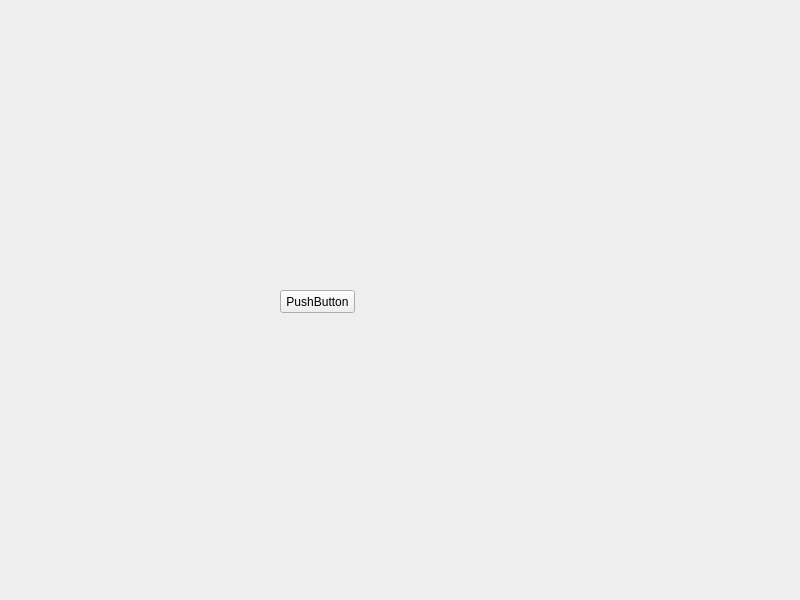
First picture: the form in widget.ui, repository kem1005/midtermui, before the edit.
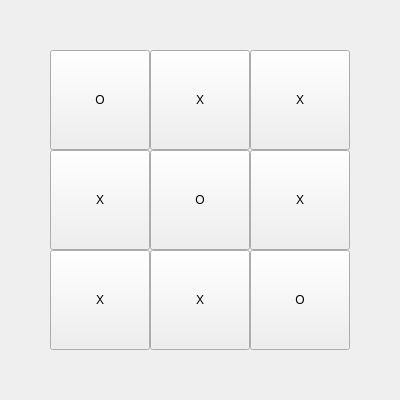
Second picture: the form after the edit.

Commit message: Create 3x3 grid UI with O and X pattern

```diff
--- a/widget.ui
+++ b/widget.ui
@@ -6,8 +6,8 @@
    <rect>
     <x>0</x>
     <y>0</y>
-    <width>800</width>
-    <height>600</height>
+    <width>400</width>
+    <height>400</height>
    </rect>
   </property>
   <property name="windowTitle">
@@ -16,14 +16,118 @@
   <widget class="QPushButton" name="pushButton">
    <property name="geometry">
     <rect>
-     <x>280</x>
-     <y>290</y>
-     <width>75</width>
-     <height>23</height>
+     <x>50</x>
+     <y>50</y>
+     <width>100</width>
+     <height>100</height>
     </rect>
    </property>
    <property name="text">
-    <string>PushButton</string>
+    <string>O</string>
+   </property>
+  </widget>
+  <widget class="QPushButton" name="button_0_1">
+   <property name="geometry">
+    <rect>
+     <x>150</x>
+     <y>50</y>
+     <width>100</width>
+     <height>100</height>
+    </rect>
+   </property>
+   <property name="text">
+    <string>X</string>
+   </property>
+  </widget>
+  <widget class="QPushButton" name="button_0_2">
+   <property name="geometry">
+    <rect>
+     <x>250</x>
+     <y>50</y>
+     <width>100</width>
+     <height>100</height>
+    </rect>
+   </property>
+   <property name="text">
+    <string>X</string>
+   </property>
+  </widget>
+  <widget class="QPushButton" name="button_1_0">
+   <property name="geometry">
+    <rect>
+     <x>50</x>
+     <y>150</y>
+     <width>100</width>
+     <height>100</height>
+    </rect>
+   </property>
+   <property name="text">
+    <string>X</string>
+   </property>
+  </widget>
+  <widget class="QPushButton" name="button_1_1">
+   <property name="geometry">
+    <rect>
+     <x>150</x>
+     <y>150</y>
+     <width>100</width>
+     <height>100</height>
+    </rect>
+   </property>
+   <property name="text">
+    <string>O</string>
+   </property>
+  </widget>
+  <widget class="QPushButton" name="button_1_2">
+   <property name="geometry">
+    <rect>
+     <x>250</x>
+     <y>150</y>
+     <width>100</width>
+     <height>100</height>
+    </rect>
+   </property>
+   <property name="text">
+    <string>X</string>
+   </property>
+  </widget>
+  <widget class="QPushButton" name="button_2_0">
+   <property name="geometry">
+    <rect>
+     <x>50</x>
+     <y>250</y>
+     <width>100</width>
+     <height>100</height>
+    </rect>
+   </property>
+   <property name="text">
+    <string>X</string>
+   </property>
+  </widget>
+  <widget class="QPushButton" name="button_2_1">
+   <property name="geometry">
+    <rect>
+     <x>150</x>
+     <y>250</y>
+     <width>100</width>
+     <height>100</height>
+    </rect>
+   </property>
+   <property name="text">
+    <string>X</string>
+   </property>
+  </widget>
+  <widget class="QPushButton" name="button_2_2">
+   <property name="geometry">
+    <rect>
+     <x>250</x>
+     <y>250</y>
+     <width>100</width>
+     <height>100</height>
+    </rect>
+   </property>
+   <property name="text">
+    <string>O</string>
    </property>
   </widget>
  </widget>
```
Left out of the diff: 2 changed lines with no effect on the pictures.
